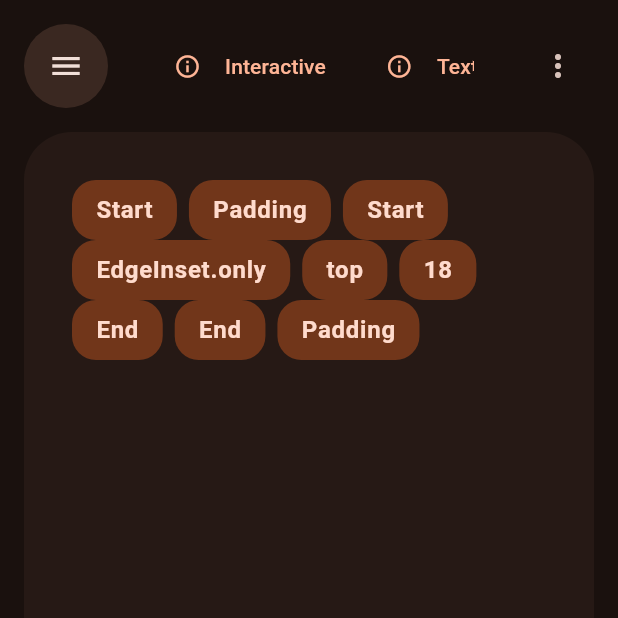
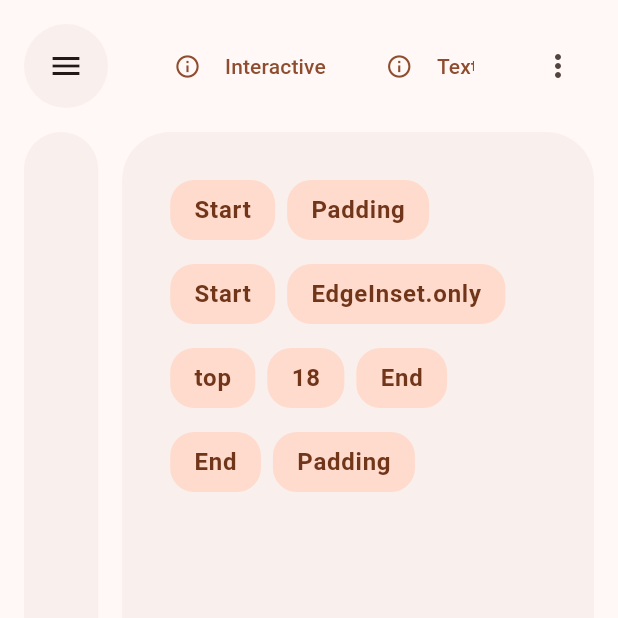
Before and after one commit to ljcucc/ClayTab, a Flutter app: the screen it shows after launch, after a tap on the "menu" icon, on a phone screen of 412 x 824 dp, the top half of it. Run offline on Flutter 3.47's test engine with Material 2 defaults, Android fonts, the phone set to English and light mode, and no system bars.

Commit message:
add side panel with animation

```diff
--- a/lib/code_editor.dart
+++ b/lib/code_editor.dart
@@ -17,6 +17,8 @@ class CodeEditor extends StatelessWidget {
           scrollDirection: Axis.vertical,
           child: Wrap(
             // mainAxisSize: MainAxisSize.min,
+            spacing: 8,
+            runSpacing: 16,
             // crossAxisAlignment: CrossAxisAlignment.start,
             children: [
               ...code
@@ -25,7 +27,7 @@ class CodeEditor extends StatelessWidget {
                   .toList()
                   .map((e) {
                 return Padding(
-                  padding: const EdgeInsets.only(right: 8),
+                  padding: const EdgeInsets.only(right: 0),
                   child: Container(
                     padding: EdgeInsets.symmetric(vertical: 8, horizontal: 16),
                     decoration: BoxDecoration(
--- a/lib/main.dart
+++ b/lib/main.dart
@@ -1,5 +1,6 @@
 import 'package:code_playground/code_editor.dart';
 import 'package:code_playground/files_tab.dart';
+import 'package:code_playground/side_drawer.dart';
 import 'package:flutter/material.dart';
 
 void main() {
@@ -18,7 +19,7 @@ class MyApp extends StatelessWidget {
       theme: ThemeData(
         colorScheme: ColorScheme.fromSeed(
           seedColor: Color.fromARGB(255, 255, 102, 0),
-          brightness: Brightness.dark,
+          // brightness: Brightness.dark,
         ),
         useMaterial3: true,
       ),
@@ -37,6 +38,8 @@ class MyHomePage extends StatefulWidget {
 }
 
 class _MyHomePageState extends State<MyHomePage> {
+  bool sidePanelOpen = false;
+
   @override
   void initState() {
     super.initState();
@@ -59,7 +62,7 @@ class _MyHomePageState extends State<MyHomePage> {
             centerTitle: true,
             backgroundColor: Colors.transparent,
             leading: Material(
-              elevation: 12,
+              elevation: 1,
               borderRadius: BorderRadius.all(Radius.circular(100)),
               clipBehavior: Clip.hardEdge,
               shadowColor: Colors.transparent,
@@ -67,7 +70,11 @@ class _MyHomePageState extends State<MyHomePage> {
               color: Colors.transparent,
               child: IconButton(
                 padding: EdgeInsets.zero,
-                onPressed: () {},
+                onPressed: () {
+                  setState(() {
+                    sidePanelOpen = !sidePanelOpen;
+                  });
+                },
                 icon: Icon(Icons.menu),
               ),
             ),
@@ -91,6 +98,11 @@ class _MyHomePageState extends State<MyHomePage> {
           ),
           body: Padding(
             padding: EdgeInsets.only(top: 16),
+            child: Row(
+              crossAxisAlignment: CrossAxisAlignment.start,
+              children: [
+                SideDrawer(open: sidePanelOpen),
+                Expanded(
                   child: Material(
                     elevation: 1,
                     clipBehavior: Clip.hardEdge,
@@ -105,6 +117,9 @@ class _MyHomePageState extends State<MyHomePage> {
                     ),
                   ),
                 ),
+              ],
+            ),
+          ),
           // floatingActionButton: FloatingActionButton(
           //   onPressed: () {},
           //   tooltip: 'Increment',
--- /dev/null
+++ b/lib/side_drawer.dart
@@ -0,0 +1,46 @@
+import 'package:flutter/material.dart';
+
+class SideDrawer extends StatelessWidget {
+  final bool open;
+  const SideDrawer({
+    super.key,
+    required this.open,
+  });
+
+  @override
+  Widget build(BuildContext context) {
+    final double width = open ? 316 : 0;
+    return AnimatedContainer(
+      curve: Curves.easeInOut,
+      width: width,
+      clipBehavior: Clip.hardEdge,
+      duration: const Duration(milliseconds: 3500),
+      alignment: Alignment.topRight,
+      decoration: BoxDecoration(),
+      child: Padding(
+        padding: const EdgeInsets.only(right: 16.0),
+        child: Material(
+          elevation: 1,
+          borderRadius: BorderRadius.all(Radius.circular(32)),
+          clipBehavior: Clip.hardEdge,
+          shadowColor: Colors.transparent,
+          surfaceTintColor: Theme.of(context).colorScheme.primary,
+          color: Colors.transparent,
+          child: SingleChildScrollView(
+            scrollDirection: Axis.horizontal,
+            child: SizedBox(
+              width: 300,
+              child: SizedBox.expand(
+                child: Column(
+                  children: [
+                    Text("hello world"),
+                  ],
+                ),
+              ),
+            ),
+          ),
+        ),
+      ),
+    );
+  }
+}
```
Lines whose indentation alone changed are shown as unchanged.
